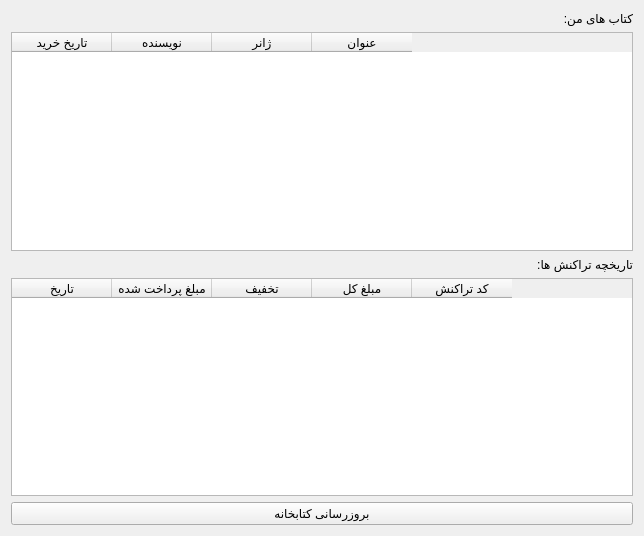
Above: bookClub/src/ui/librarypage.ui from sarinab-eng/bookCLUB before the change. Below: the same form after it.
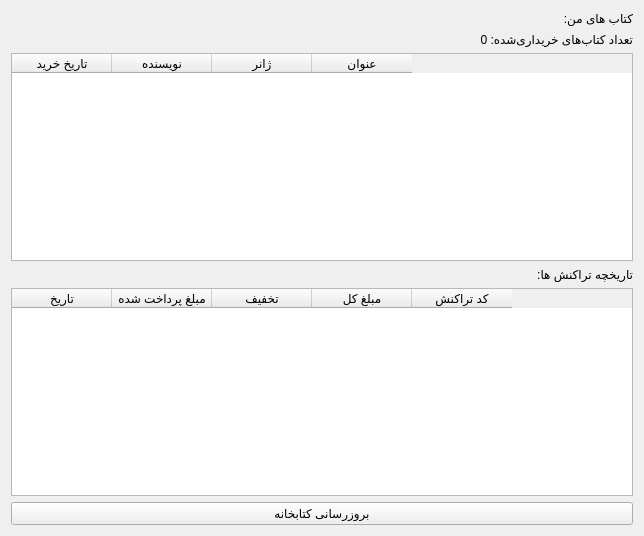
That is the form after the change.

The edit to the form file:
```diff
--- a/bookClub/src/ui/librarypage.ui
+++ b/bookClub/src/ui/librarypage.ui
@@ -21,6 +21,13 @@
      </property>
     </widget>
    </item>
+   <item>
+    <widget class="QLabel" name="libraryCountLabel">
+     <property name="text">
+      <string>تعداد کتاب‌های خریداری‌شده: 0</string>
+     </property>
+    </widget>
+   </item>
    <item>
     <widget class="QTableWidget" name="libraryTable">
      <column>
```
